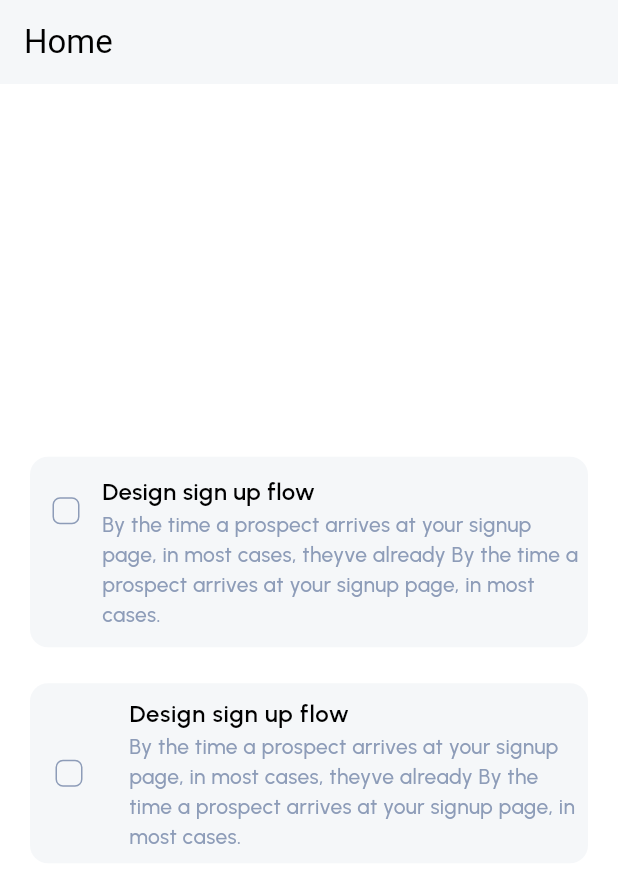
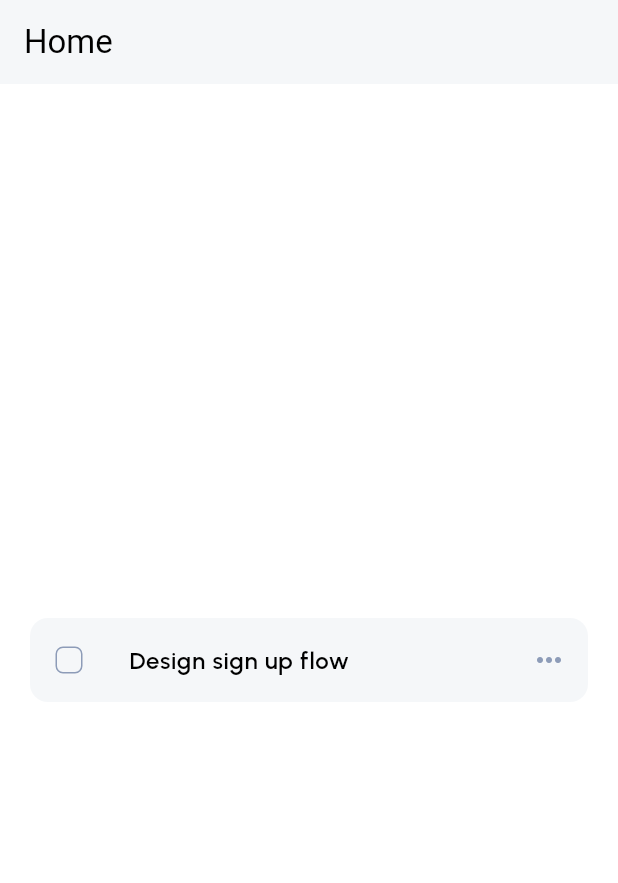
Before and after one commit to allanteles/taski, a Flutter app: the screen it shows after launch, on a phone screen of 412 x 824 dp. Shown: the top 883 px of the screen. Run offline on Flutter 3.47's test engine with Material 3 defaults, Android fonts, the phone set to English and light mode, and no system bars.

Commit message:
creating task card component

```diff
--- /dev/null
+++ b/lib/features/home/components/task_card_app.dart
@@ -0,0 +1,58 @@
+import 'package:flutter/material.dart';
+
+import '../../../core/themes/colors_app.dart';
+import '../../../core/themes/text_styles_app.dart';
+
+class TaskCardApp extends StatelessWidget {
+  final String title;
+  final String? subTitle;
+  final VoidCallback? showMore;
+  final bool showDetatis;
+  const TaskCardApp({
+    super.key,
+    required this.title,
+    this.subTitle,
+    this.showMore,
+    this.showDetatis = false,
+  });
+
+  @override
+  Widget build(BuildContext context) {
+    return Card(
+      elevation: 0,
+      child: ListTile(
+        contentPadding: const EdgeInsets.symmetric(horizontal: 2),
+        leading: Checkbox(
+          value: false,
+          side: const BorderSide(
+            color: ColorsApp.terciary,
+            width: 1,
+          ),
+          shape: RoundedRectangleBorder(
+            borderRadius: BorderRadius.circular(5),
+          ),
+          onChanged: (value) {},
+        ),
+        title: Text(
+          title,
+          style: TextStylesApp.subTitle,
+        ),
+        subtitle: showDetatis
+            ? Text(
+                subTitle ?? '',
+                style: TextStylesApp.textBody.copyWith(
+                  color: Theme.of(context).colorScheme.tertiary,
+                ),
+              )
+            : null,
+        trailing: IconButton(
+          icon: const Icon(
+            Icons.more_horiz,
+            color: ColorsApp.terciary,
+          ),
+          onPressed: showMore,
+        ),
+      ),
+    );
+  }
+}
--- a/lib/features/home/view/home_page.dart
+++ b/lib/features/home/view/home_page.dart
@@ -1,11 +1,15 @@
 import 'package:flutter/material.dart';
-import 'package:taski/core/themes/app_styles.dart';
-import 'package:taski/core/themes/colors_app.dart';
-import 'package:taski/core/themes/text_styles_app.dart';
+import 'package:taski/features/home/components/task_card_app.dart';
 
-class HomePage extends StatelessWidget {
+class HomePage extends StatefulWidget {
   const HomePage({super.key});
 
+  @override
+  State<HomePage> createState() => _HomePageState();
+}
+
+class _HomePageState extends State<HomePage> {
+  bool showDetails = false;
   @override
   Widget build(BuildContext context) {
     return Scaffold(
@@ -18,75 +22,17 @@ class HomePage extends StatelessWidget {
           mainAxisAlignment: MainAxisAlignment.center,
           crossAxisAlignment: CrossAxisAlignment.center,
           children: [
-            Card(
-              elevation: 0,
-              child: Container(
-                width: double.infinity,
-                padding: const EdgeInsets.symmetric(vertical: 12),
-                child: Row(
-                  mainAxisAlignment: MainAxisAlignment.spaceBetween,
-                  crossAxisAlignment: CrossAxisAlignment.start,
-                  children: [
-                    Checkbox(
-                      value: false,
-                      side: const BorderSide(
-                        color: ColorsApp.terciary,
-                        width: 1,
-                      ),
-                      shape: RoundedRectangleBorder(
-                        borderRadius: BorderRadius.circular(5),
-                      ),
-                      onChanged: (value) {},
-                    ),
-                    Expanded(
-                      child: Column(
-                        crossAxisAlignment: CrossAxisAlignment.start,
-                        children: [
-                          const Text(
-                            'Design sign up flow',
-                            style: TextStylesApp.subTitle,
-                          ),
-                          Text(
-                            r'By the time a prospect arrives at your signup page, in most cases, theyve already By the time a prospect arrives at your signup page, in most cases.',
-                            style: TextStylesApp.textBody.copyWith(
-                              color: Theme.of(context).colorScheme.tertiary,
-                            ),
-                          ),
-                        ],
-                      ),
-                    ),
-                  ],
-                ),
-              ),
+            TaskCardApp(
+              title: 'Design sign up flow',
+              subTitle:
+                  r'By the time a prospect arrives at your signup page, in most cases, theyve already By the time a prospect arrives at your signup page, in most cases.',
+              showDetatis: showDetails,
+              showMore: () {
+                setState(() {
+                  showDetails = !showDetails;
+                });
+              },
             ),
-            const SizedBox(height: 16),
-            Card(
-              elevation: 0,
-              child: ListTile(
-                contentPadding: const EdgeInsets.symmetric(horizontal: 2),
-                leading: Checkbox(
-                  value: false,
-                  side: const BorderSide(
-                    color: ColorsApp.terciary,
-                    width: 1,
-                  ),
-                  shape: RoundedRectangleBorder(
-                    borderRadius: BorderRadius.circular(5),
-                  ),
-                  onChanged: (value) {},
-                ),
-                title: const Text(
-                  'Design sign up flow',
-                  style: TextStylesApp.subTitle,
-                ),
-                subtitle: Text(
-                  r'By the time a prospect arrives at your signup page, in most cases, theyve already By the time a prospect arrives at your signup page, in most cases.',
-                  style: TextStylesApp.textBody.copyWith(
-                    color: Theme.of(context).colorScheme.tertiary,
-                  ),
-                ),
-              ),
-            )
           ],
         ),
       ),
```
